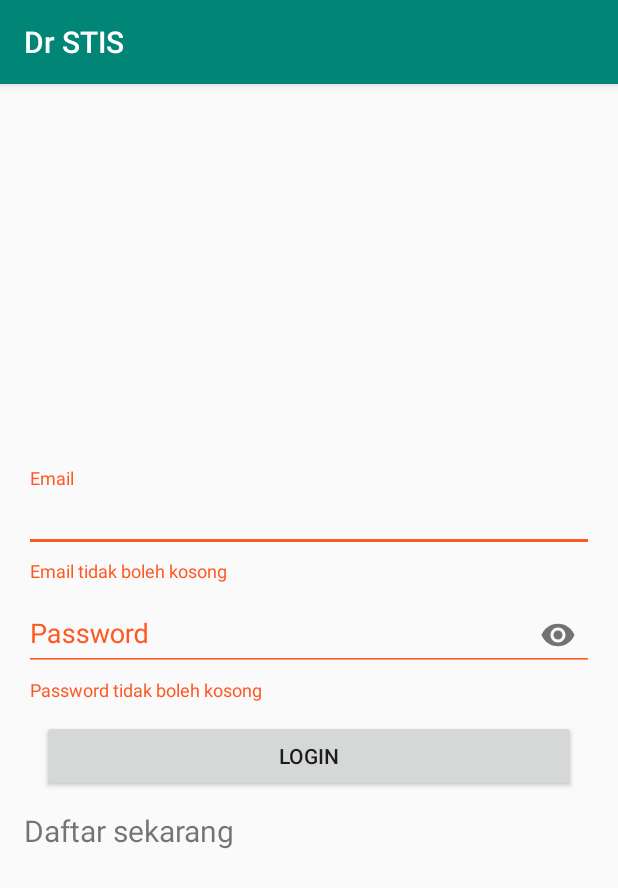
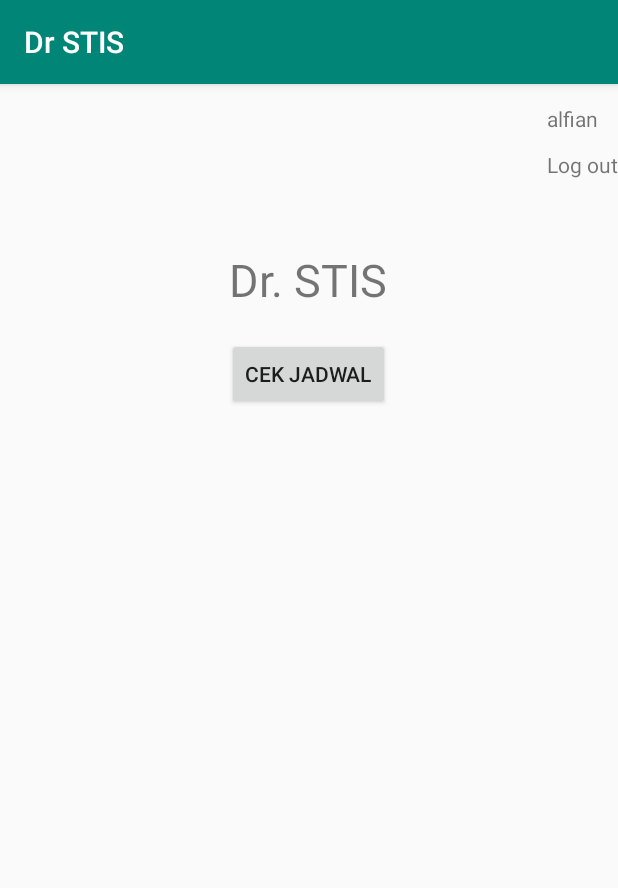
Before and after one commit to KurotsuchiM/dr.stis, an Android app: the LoginActivity screen opened directly, with no data from a screen before it, after a tap on "LOGIN", on a phone screen of 412 x 824 dp. Shown: the top 888 px of the screen. Run offline under Robolectric (Android 15) with nearby library versions, the phone set to English and light mode, and no system bars.

Commit message:
login sudah bisa masuk beranda

```diff
--- a/app/src/main/java/stis/kelompok4/drstis/BerandaActivity.java
+++ b/app/src/main/java/stis/kelompok4/drstis/BerandaActivity.java
@@ -5,27 +5,50 @@ import android.os.Bundle;
 import android.widget.Button;
 import android.content.Intent;
 import android.view.View;
+import android.widget.TextView;
 
 public class BerandaActivity extends AppCompatActivity {
 
-    Button cekJadwalButton, reservasiButton;
+    Boolean isLogin = false;
+    Button cekJadwalButton, loginButton;
     @Override
     protected void onCreate(Bundle savedInstanceState) {
         super.onCreate(savedInstanceState);
         setContentView(R.layout.activity_beranda);
 
+        TextView nama = (TextView) findViewById(R.id.nama);
+
+        /**
+         * Kita cek apakah ada Bundle atau tidak
+         */
+        if(getIntent().getExtras()!=null) {
+            /**
+             * Jika Bundle ada, ambil data dari Bundle
+             */
+            Bundle bundle = getIntent().getExtras();
+            nama.setText(bundle.getString("data3"));
+            isLogin = bundle.getBoolean("data4");
+
+        }
+
         cekJadwalButton = (Button) findViewById(R.id.cekJadwalButton);
-        reservasiButton = (Button) findViewById(R.id.loginButton);
+        loginButton = (Button) findViewById(R.id.loginButton);
+
+        if(isLogin){
+            loginButton.setVisibility(View.INVISIBLE);
+        }else{
+            loginButton.setVisibility(View.VISIBLE);
+        }
 
         cekJadwalButton.setOnClickListener(new View.OnClickListener() {
             @Override
             public void onClick(View v) {
-                Intent intent = new Intent(BerandaActivity.this, CekJadwalActivity.class);
+                Intent intent = new Intent(BerandaActivity.this, CalendarActivity.class);
                 BerandaActivity.this.startActivity(intent);
             }
         });
 
-        reservasiButton.setOnClickListener(new View.OnClickListener() {
+        loginButton.setOnClickListener(new View.OnClickListener() {
             @Override
             public void onClick(View v) {
                 Intent intent = new Intent(BerandaActivity.this, LoginActivity.class);
--- a/app/src/main/java/stis/kelompok4/drstis/LoginActivity.java
+++ b/app/src/main/java/stis/kelompok4/drstis/LoginActivity.java
@@ -7,6 +7,7 @@ import android.support.v7.app.AppCompatActivity;
 import android.util.Patterns;
 import android.view.View;
 import android.widget.Button;
+import android.widget.EditText;
 import android.widget.TextView;
 import android.widget.Toast;
 
@@ -46,13 +47,14 @@ public class LoginActivity extends AppCompatActivity {
         super.onCreate(savedInstanceState);
         setContentView(R.layout.activity_login);
 
+
         init();
 
         loginButton.setOnClickListener(new View.OnClickListener() {
             @Override
             public void onClick(View v) {
-//                startNext();
-                makeLogin();
+                startNext("alfiyan@stis.ac.id","sayalupa","alfian");
+//                makeLogin();
             }
         });
 
@@ -92,10 +94,15 @@ public class LoginActivity extends AppCompatActivity {
      * @param nama Nama dari pengguna didapat dari login.
      */
     private void startNext(String email, String password, String nama){
-        Intent intent = new Intent(this, BerandaActivity.class);
-        intent.putExtra(TEXT_EMAIL, email);
-        intent.putExtra(TEXT_PASSWORD, password);
-        intent.putExtra(TEXT_NAMA, nama);
+        Bundle bundle = new Bundle();
+        bundle.putString("data1", email);
+        bundle.putString("data2", password);
+        bundle.putString("data3", nama);
+        bundle.putBoolean("data4",true);
+        Intent intent = new Intent(LoginActivity.this, BerandaActivity.class);
+        intent.putExtras(bundle);
+//        intent.putExtra(TEXT_PASSWORD, password);
+//        intent.putExtra(TEXT_NAMA, nama);
         startActivity(intent);
     }
 
--- a/app/src/main/res/layout/activity_beranda.xml
+++ b/app/src/main/res/layout/activity_beranda.xml
@@ -34,22 +34,22 @@
         android:layout_marginTop="228dp"
         android:text="Login" />
 
+
     <TextView
-        android:id="@+id/textView3"
+        android:id="@+id/nama"
         android:layout_width="wrap_content"
         android:layout_height="wrap_content"
         android:layout_alignParentEnd="true"
         android:layout_alignParentTop="true"
         android:layout_marginEnd="13dp"
-        android:layout_marginTop="13dp"
-        android:text="Halo #nama#" />
+        android:layout_marginTop="13dp"/>
 
     <TextView
         android:id="@+id/textView4"
         android:layout_width="wrap_content"
         android:layout_height="wrap_content"
-        android:layout_alignEnd="@+id/textView3"
+        android:layout_alignParentEnd="true"
         android:layout_alignParentTop="true"
-        android:layout_marginTop="42dp"
+        android:layout_marginTop="44dp"
         android:text="Log out" />
 </RelativeLayout>
--- a/app/src/main/res/layout/activity_login.xml
+++ b/app/src/main/res/layout/activity_login.xml
@@ -19,6 +19,7 @@
             android:layout_height="wrap_content"
             android:padding="8dp"
             android:orientation="vertical">
+
 
             <android.support.design.widget.TextInputLayout
                 android:id="@+id/email_Input"
```
